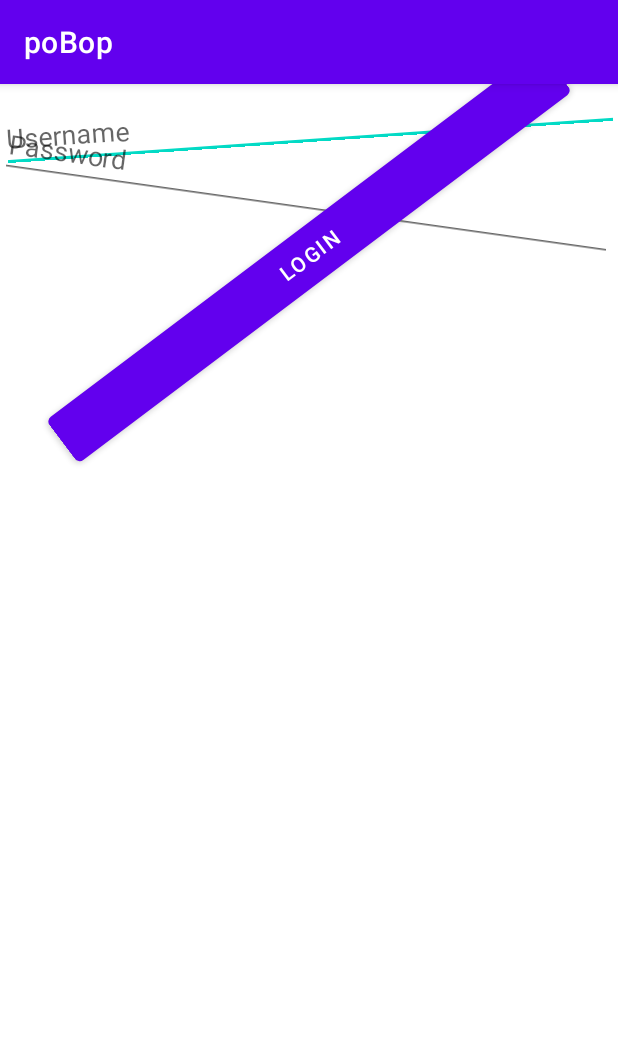
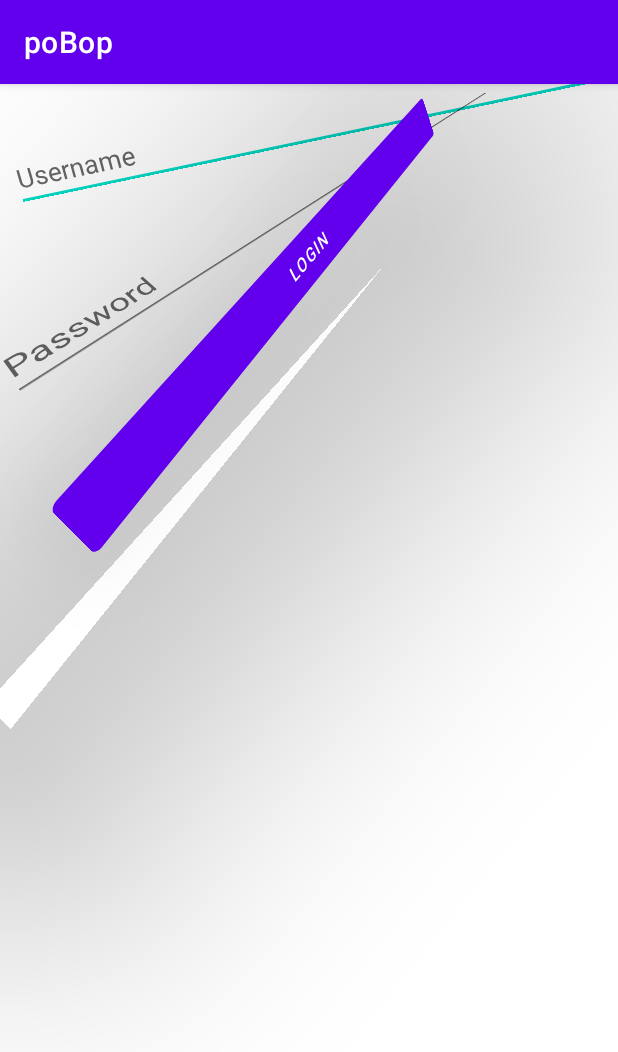
Before and after one commit to FSqDev/poBop, an Android app: the screen it shows after launch (AuthenticationActivity), on a phone screen of 412 x 824 dp. Shown: the top 1052 px of the screen. Run offline under Robolectric (Android 15) with nearby library versions, the phone set to English and light mode, and no system bars; our stand-ins replace navigation-ui.

Commit message:
login page ui updates

```diff
--- a/android/app/src/main/java/com/fsq/pobop/AuthenticationActivity.java
+++ b/android/app/src/main/java/com/fsq/pobop/AuthenticationActivity.java
@@ -6,7 +6,6 @@ import android.content.Context;
 import android.content.Intent;
 import android.content.SharedPreferences;
 import android.os.Bundle;
-import android.view.View;
 import android.widget.Button;
 
 public class AuthenticationActivity extends AppCompatActivity {
--- a/android/app/src/main/res/layout/activity_authentication.xml
+++ b/android/app/src/main/res/layout/activity_authentication.xml
@@ -14,21 +14,24 @@
         android:ems="10"
         android:hint="@string/username"
         android:inputType="textPersonName"
-        android:rotation="-4" />
+        android:rotation="-12"
+        android:rotationX="-8" />
 
     <EditText
-        android:id="@+id/editTextTextPassword"
+        android:id="@+id/editTextPassword"
         android:layout_width="match_parent"
         android:layout_height="wrap_content"
         android:ems="10"
         android:hint="@string/password"
         android:inputType="textPassword"
-        android:rotation="8" />
+        android:rotation="-46"
+        android:rotationX="54" />
 
     <Button
         android:id="@+id/loginButton"
         android:layout_width="match_parent"
         android:layout_height="wrap_content"
         android:rotation="-37"
+        android:rotationY="50"
         android:text="@string/login" />
 </LinearLayout>
```
